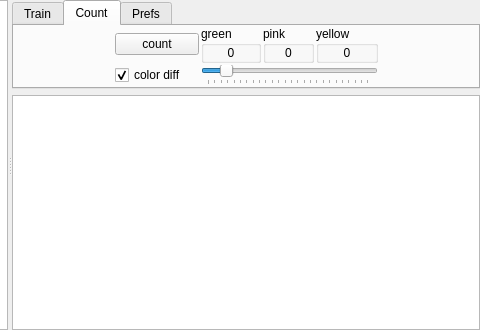
First picture: the form in VoteCounter/VoteCounter.ui, repository v2lab/vote-counter, before the edit; both pictures show x 248 to 728 and y 0 to 330 of the 728 by 330 pixel window.
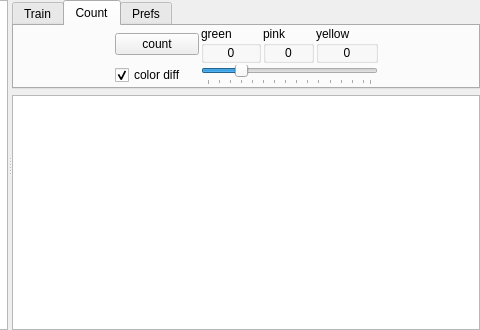
Second picture: the form after the edit.

The edit to the form file:
```diff
--- a/VoteCounter/VoteCounter.ui
+++ b/VoteCounter/VoteCounter.ui
@@ -269,10 +269,10 @@
               <number>1</number>
              </property>
              <property name="maximum">
-              <number>255</number>
+              <number>45</number>
              </property>
              <property name="value">
-              <number>30</number>
+              <number>10</number>
              </property>
              <property name="orientation">
               <enum>Qt::Horizontal</enum>
@@ -280,6 +280,9 @@
              <property name="tickPosition">
               <enum>QSlider::TicksBelow</enum>
              </property>
+             <property name="tickInterval">
+              <number>3</number>
+             </property>
             </widget>
            </item>
            <item row="0" column="4">
```
